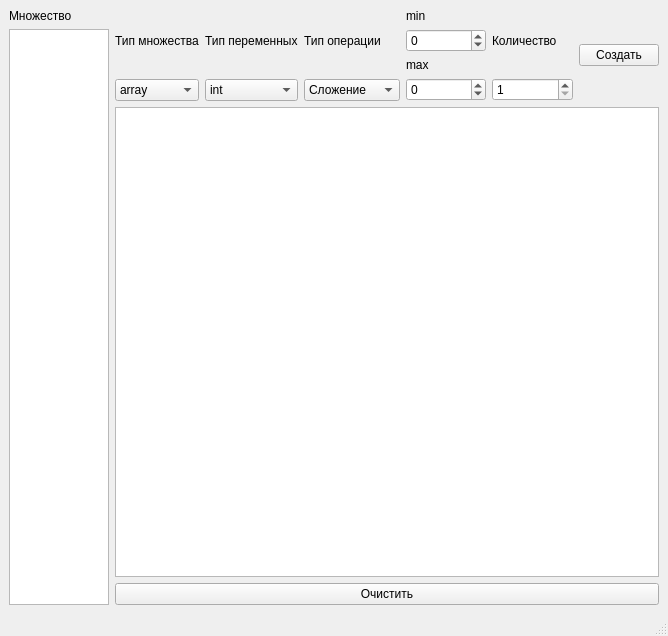
This is main.ui in Arte111/OPI_lab6 as Qt 5 draws it before an edit. The edited form follows.
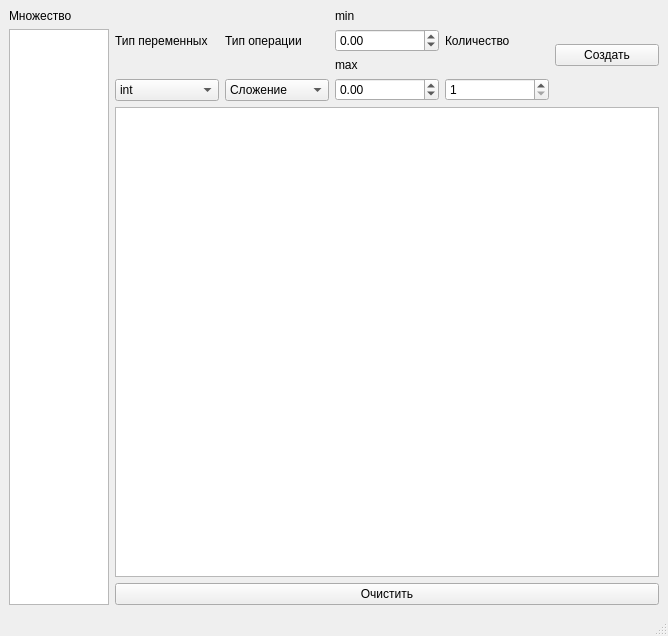
This is the edited form.

Commit message: double spin box

The edit to the form file:
```diff
--- a/main.ui
+++ b/main.ui
@@ -44,29 +44,7 @@
       <item>
        <layout class="QHBoxLayout" name="horizontalLayout">
         <item>
-         <layout class="QVBoxLayout" name="verticalLayout_8">
-          <item>
-           <widget class="QLabel" name="label_7">
-            <property name="text">
-             <string>Тип множества</string>
-            </property>
-           </widget>
-          </item>
-          <item>
-           <widget class="QComboBox" name="collectionType">
-            <item>
-             <property name="text">
-              <string>array</string>
-             </property>
-            </item>
-            <item>
-             <property name="text">
-              <string>unique</string>
-             </property>
-            </item>
-           </widget>
-          </item>
-         </layout>
+         <layout class="QVBoxLayout" name="verticalLayout_8"/>
         </item>
         <item>
          <layout class="QVBoxLayout" name="verticalLayout_3">
@@ -153,12 +131,12 @@
            </widget>
           </item>
           <item>
-           <widget class="QSpinBox" name="min">
+           <widget class="QDoubleSpinBox" name="min">
             <property name="minimum">
-             <number>-999999999</number>
+             <double>-999999999.000000000000000</double>
             </property>
             <property name="maximum">
-             <number>999999999</number>
+             <double>999999999.000000000000000</double>
             </property>
            </widget>
           </item>
@@ -170,12 +148,12 @@
            </widget>
           </item>
           <item>
-           <widget class="QSpinBox" name="max">
+           <widget class="QDoubleSpinBox" name="max">
             <property name="minimum">
-             <number>-999999999</number>
+             <double>-999999999.000000000000000</double>
             </property>
             <property name="maximum">
-             <number>999999999</number>
+             <double>999999999.000000000000000</double>
             </property>
            </widget>
           </item>
```
The commit also changes 2 other files.
